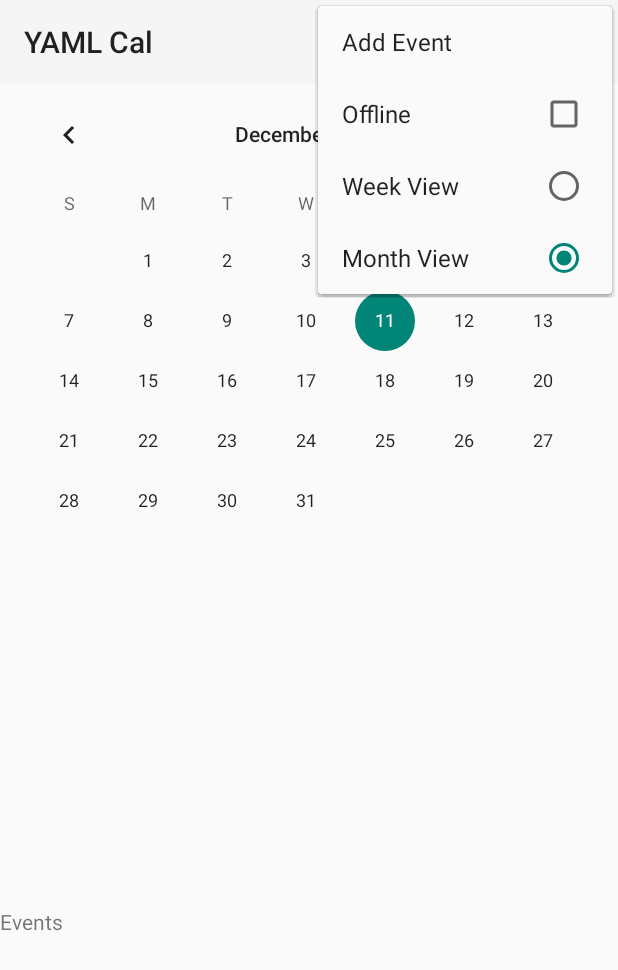
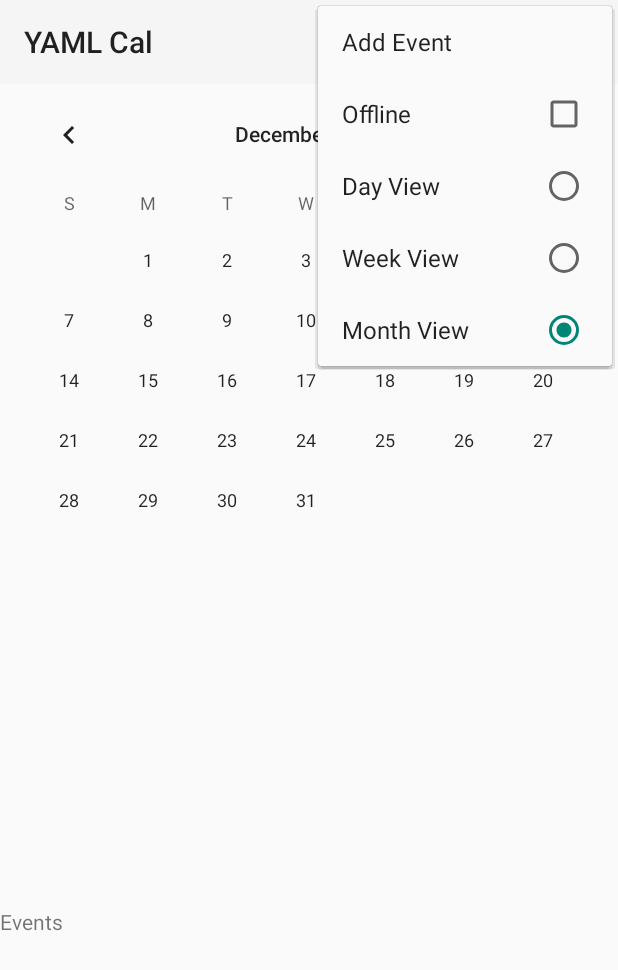
Before and after one commit to jebaum/calendar, an Android app: the screen it shows after launch (MainActivity), with the options menu open, on a phone screen of 412 x 824 dp. Shown: the top 970 px of the screen. Run offline under Robolectric (Android 15) with nearby library versions, the phone set to English and light mode, and no system bars.

Commit message:
Added day view. changed week view from 3 day to 5 day

```diff
--- a/android/app/src/main/res/menu/main.xml
+++ b/android/app/src/main/res/menu/main.xml
@@ -18,6 +18,11 @@
         android:checkableBehavior="single">
 
         <item
+            android:id="@+id/day_view"
+            android:title="@string/day_view"
+            app:showAsAction="never"/>
+
+        <item
             android:id="@+id/week_view"
             android:title="@string/week_view"
             app:showAsAction="never"/>
--- a/android/app/src/main/res/values/strings.xml
+++ b/android/app/src/main/res/values/strings.xml
@@ -21,5 +21,6 @@
     <string name="offline">Offline</string>
     <string name="week_view">Week View</string>
     <string name="month_view">Month View</string>
+    <string name="day_view">Day View</string>
 
 </resources>
```
Also changed, not shown: android/app/src/main/java/cs130/androidyamlcal/MainActivity.java (+18 -3 lines), android/app/src/main/java/cs130/androidyamlcal/WeekViewFragment.java (+9 -0 lines), 1 other file.
